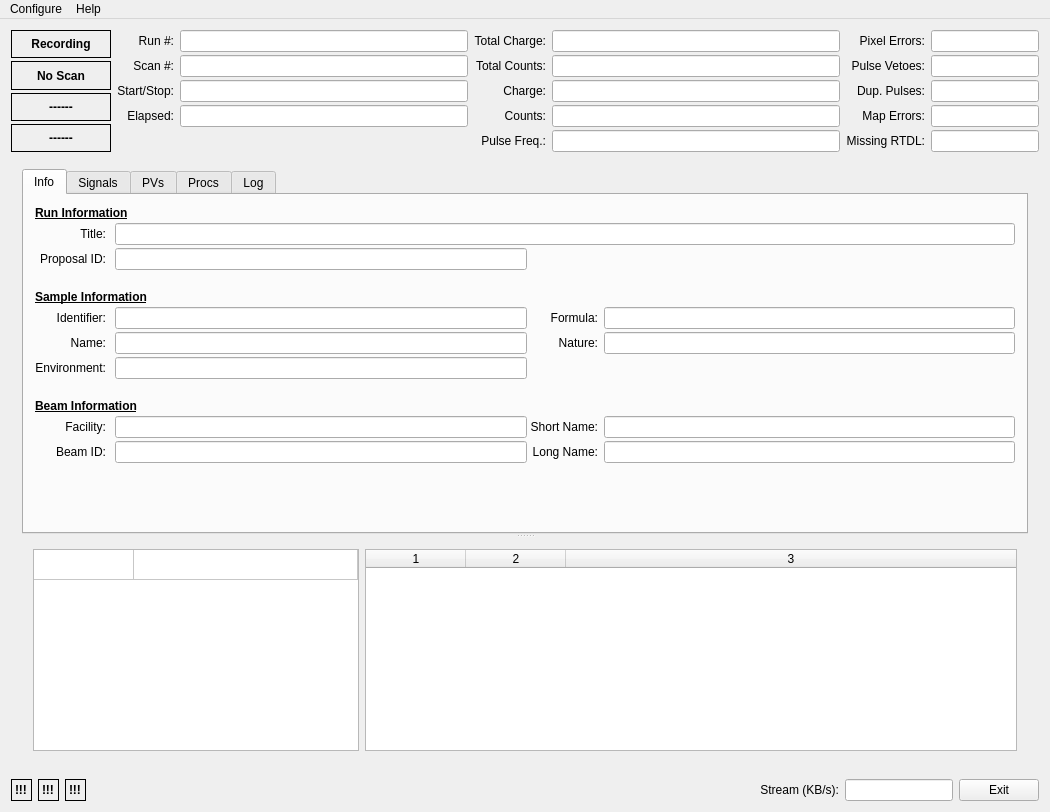
Qt form dasmon/client/MainWindow.ui (ADARA-Neutrons/adara) before a commit.
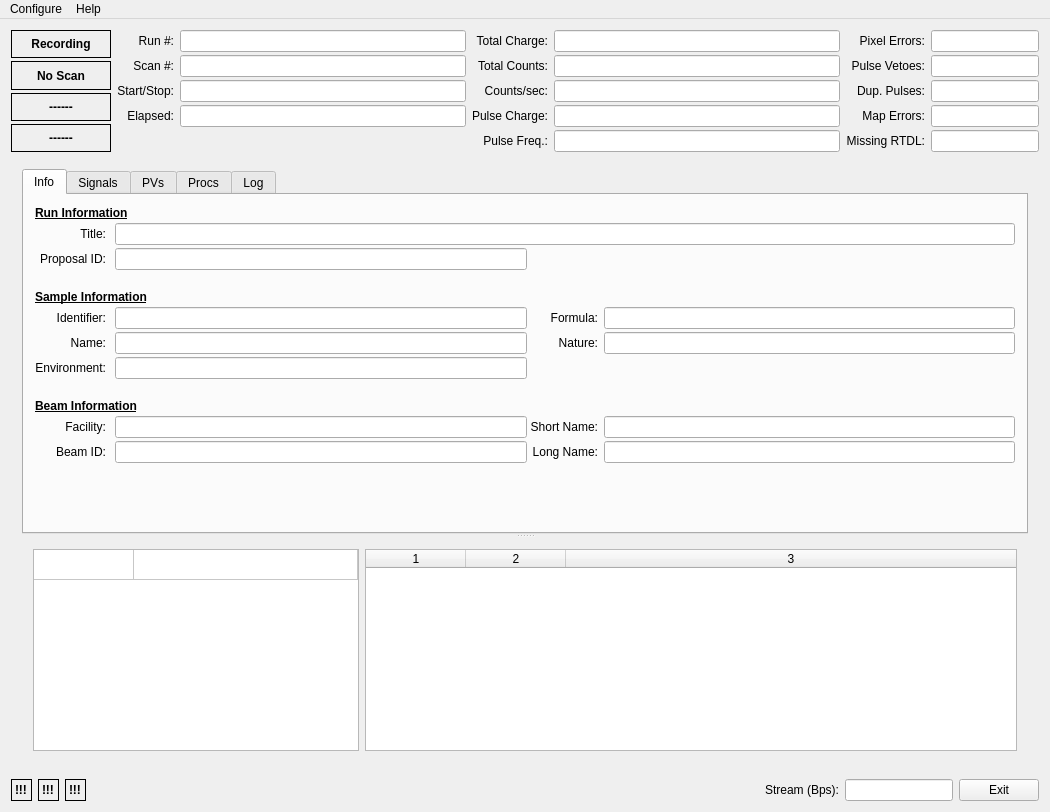
The same form after that commit.

The edit to the form file:
```diff
--- a/dasmon/client/MainWindow.ui
+++ b/dasmon/client/MainWindow.ui
@@ -194,7 +194,7 @@
           </property>
          </widget>
         </item>
-        <item row="2" column="5">
+        <item row="3" column="5">
          <widget class="QLabel" name="label_14">
           <property name="text">
            <string>Dup. Pulses:</string>
@@ -217,7 +217,7 @@
           </property>
          </widget>
         </item>
-        <item row="2" column="6">
+        <item row="3" column="6">
          <widget class="QLineEdit" name="dupPulseLabel">
           <property name="sizePolicy">
            <sizepolicy hsizetype="Minimum" vsizetype="Fixed">
@@ -230,7 +230,7 @@
           </property>
          </widget>
         </item>
-        <item row="3" column="5">
+        <item row="5" column="5">
          <widget class="QLabel" name="label_15">
           <property name="text">
            <string>Map Errors:</string>
@@ -240,7 +240,7 @@
           </property>
          </widget>
         </item>
-        <item row="3" column="6">
+        <item row="5" column="6">
          <widget class="QLineEdit" name="mapErrorLabel">
           <property name="sizePolicy">
            <sizepolicy hsizetype="Minimum" vsizetype="Fixed">
@@ -253,7 +253,7 @@
           </property>
          </widget>
         </item>
-        <item row="4" column="5">
+        <item row="6" column="5">
          <widget class="QLabel" name="label_16">
           <property name="text">
            <string>Missing RTDL:</string>
@@ -263,7 +263,7 @@
           </property>
          </widget>
         </item>
-        <item row="4" column="6">
+        <item row="6" column="6">
          <widget class="QLineEdit" name="missRTDLLabel">
           <property name="sizePolicy">
            <sizepolicy hsizetype="Minimum" vsizetype="Fixed">
@@ -276,7 +276,7 @@
           </property>
          </widget>
         </item>
-        <item row="4" column="3">
+        <item row="6" column="3">
          <widget class="QLabel" name="label_21">
           <property name="text">
            <string>Pulse Freq.:</string>
@@ -286,47 +286,13 @@
           </property>
          </widget>
         </item>
-        <item row="3" column="3">
-         <widget class="QLabel" name="label_19">
-          <property name="text">
-           <string>Counts:</string>
-          </property>
-          <property name="alignment">
-           <set>Qt::AlignRight|Qt::AlignTrailing|Qt::AlignVCenter</set>
-          </property>
-         </widget>
-        </item>
-        <item row="2" column="3">
-         <widget class="QLabel" name="label_17">
-          <property name="text">
-           <string>Charge:</string>
-          </property>
-          <property name="alignment">
-           <set>Qt::AlignRight|Qt::AlignTrailing|Qt::AlignVCenter</set>
-          </property>
-         </widget>
-        </item>
-        <item row="4" column="4">
+        <item row="6" column="4">
          <widget class="QLineEdit" name="pfreqLabel">
           <property name="readOnly">
            <bool>true</bool>
           </property>
          </widget>
         </item>
-        <item row="3" column="4">
-         <widget class="QLineEdit" name="countRateLabel">
-          <property name="readOnly">
-           <bool>true</bool>
-          </property>
-         </widget>
-        </item>
-        <item row="2" column="4">
-         <widget class="QLineEdit" name="pchargeLabel">
-          <property name="readOnly">
-           <bool>true</bool>
-          </property>
-         </widget>
-        </item>
         <item row="1" column="4">
          <widget class="QLineEdit" name="totalCountsEdit">
           <property name="readOnly">
@@ -361,7 +327,7 @@
           </property>
          </widget>
         </item>
-        <item row="3" column="0">
+        <item row="5" column="0">
          <widget class="QLabel" name="label_23">
           <property name="text">
            <string>Elapsed:</string>
@@ -371,7 +337,7 @@
           </property>
          </widget>
         </item>
-        <item row="2" column="0">
+        <item row="3" column="0">
          <widget class="QLabel" name="label_29">
           <property name="text">
            <string>Start/Stop:</string>
@@ -381,14 +347,14 @@
           </property>
          </widget>
         </item>
-        <item row="3" column="2">
+        <item row="5" column="2">
          <widget class="QLineEdit" name="durationLabel">
           <property name="readOnly">
            <bool>true</bool>
           </property>
          </widget>
         </item>
-        <item row="2" column="2">
+        <item row="3" column="2">
          <widget class="QLineEdit" name="startTimeEdit">
           <property name="readOnly">
            <bool>true</bool>
@@ -408,6 +374,40 @@
         <item row="1" column="2">
          <widget class="QLineEdit" name="scanNumLabel"/>
         </item>
+        <item row="5" column="3">
+         <widget class="QLabel" name="label_17">
+          <property name="text">
+           <string>Pulse Charge:</string>
+          </property>
+          <property name="alignment">
+           <set>Qt::AlignRight|Qt::AlignTrailing|Qt::AlignVCenter</set>
+          </property>
+         </widget>
+        </item>
+        <item row="3" column="3">
+         <widget class="QLabel" name="label_19">
+          <property name="text">
+           <string>Counts/sec:</string>
+          </property>
+          <property name="alignment">
+           <set>Qt::AlignRight|Qt::AlignTrailing|Qt::AlignVCenter</set>
+          </property>
+         </widget>
+        </item>
+        <item row="3" column="4">
+         <widget class="QLineEdit" name="countRateLabel">
+          <property name="readOnly">
+           <bool>true</bool>
+          </property>
+         </widget>
+        </item>
+        <item row="5" column="4">
+         <widget class="QLineEdit" name="pchargeLabel">
+          <property name="readOnly">
+           <bool>true</bool>
+          </property>
+         </widget>
+        </item>
        </layout>
       </item>
      </layout>
@@ -788,7 +788,7 @@
            </layout>
           </widget>
          </widget>
-         <widget class="QWidget" name="">
+         <widget class="QWidget" name="layoutWidget">
           <layout class="QHBoxLayout" name="horizontalLayout_3" stretch="1,2">
            <item>
             <widget class="QTableWidget" name="monitorTable">
@@ -942,7 +942,7 @@
       <item>
        <widget class="QLabel" name="label_12">
         <property name="text">
-         <string>Stream (KB/s):</string>
+         <string>Stream (Bps):</string>
         </property>
         <property name="alignment">
          <set>Qt::AlignRight|Qt::AlignTrailing|Qt::AlignVCenter</set>
```
